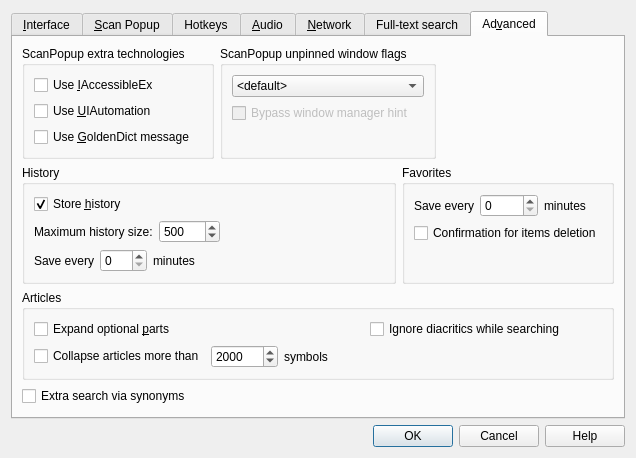
Above: preferences.ui from goldendict/goldendict before the change. Below: the same form after it.
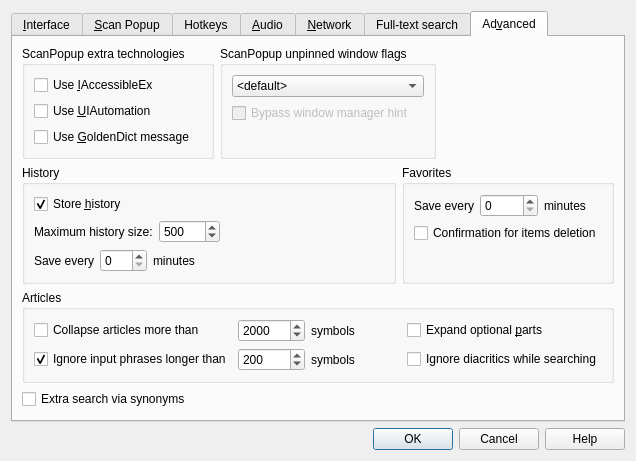
That is the form after the change. The open tabs and pages were chosen to show the change. Icons and pictures are not drawn. Custom widgets are drawn as their Qt base class.

Commit message: Add options to limit input phrase length

```diff
--- a/preferences.ui
+++ b/preferences.ui
@@ -1681,9 +1681,7 @@
           <string>Articles</string>
          </property>
          <layout class="QGridLayout" name="gridLayout_3">
-          <item row="1" column="0">
-           <layout class="QHBoxLayout" name="horizontalLayout_11">
-            <item>
+          <item row="0" column="0">
              <widget class="QCheckBox" name="collapseBigArticles">
               <property name="toolTip">
                <string>Select this option to automatic collapse big articles</string>
@@ -1693,7 +1691,7 @@
               </property>
              </widget>
             </item>
-            <item>
+          <item row="0" column="1">
              <widget class="QSpinBox" name="articleSizeLimit">
               <property name="toolTip">
                <string>Articles longer than this size will be collapsed</string>
@@ -1709,14 +1707,14 @@
               </property>
              </widget>
             </item>
-            <item>
+          <item row="0" column="2">
              <widget class="QLabel" name="label_13">
               <property name="text">
                <string>symbols</string>
               </property>
              </widget>
             </item>
-            <item>
+          <item row="0" column="3">
              <spacer name="horizontalSpacer_11">
               <property name="orientation">
                <enum>Qt::Horizontal</enum>
@@ -1729,9 +1727,44 @@
               </property>
              </spacer>
             </item>
-           </layout>
+          <item row="1" column="0">
+           <widget class="QCheckBox" name="limitInputPhraseLength">
+            <property name="toolTip">
+             <string>Turn this option on to ignore unreasonably long input text
+from mouse-over, selection, clipboard or command line</string>
+            </property>
+            <property name="text">
+             <string>Ignore input phrases longer than</string>
+            </property>
+            <property name="checked">
+             <bool>true</bool>
+            </property>
+           </widget>
           </item>
-          <item row="0" column="1">
+          <item row="1" column="1">
+           <widget class="QSpinBox" name="inputPhraseLengthLimit">
+            <property name="toolTip">
+             <string>Input phrases longer than this size will be ignored</string>
+            </property>
+            <property name="maximum">
+             <number>10000</number>
+            </property>
+            <property name="singleStep">
+             <number>5</number>
+            </property>
+            <property name="value">
+             <number>200</number>
+            </property>
+           </widget>
+          </item>
+          <item row="1" column="2">
+           <widget class="QLabel" name="label_19">
+            <property name="text">
+             <string>symbols</string>
+            </property>
+           </widget>
+          </item>
+          <item row="1" column="4">
            <widget class="QCheckBox" name="ignoreDiacritics">
             <property name="toolTip">
              <string>Turn this option on to ignore diacritics while searching articles</string>
@@ -1741,7 +1774,7 @@
             </property>
            </widget>
           </item>
-          <item row="0" column="0">
+          <item row="0" column="4">
            <widget class="QCheckBox" name="alwaysExpandOptionalParts">
             <property name="toolTip">
              <string>Turn this option on to always expand optional parts of articles</string>
@@ -1751,7 +1784,7 @@
             </property>
            </widget>
           </item>
-          <item row="0" column="2">
+          <item row="1" column="3">
            <spacer name="horizontalSpacer_14">
             <property name="orientation">
              <enum>Qt::Horizontal</enum>
```
Lines whose indentation alone changed are shown as unchanged. The commit also changes 5 other files.
